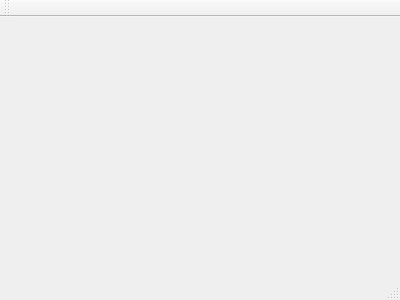
Old version of the form VLNvika3/mainwindow.ui in the repository Gylfian/VLN-vika-3.
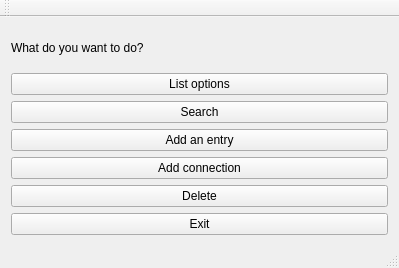
New version of the form.

```diff
--- a/VLNvika3/mainwindow.ui
+++ b/VLNvika3/mainwindow.ui
@@ -1,24 +1,95 @@
 <ui version="4.0">
  <class>MainWindow</class>
- <widget class="QMainWindow" name="MainWindow" >
-  <property name="geometry" >
+ <widget class="QMainWindow" name="MainWindow">
+  <property name="geometry">
    <rect>
     <x>0</x>
     <y>0</y>
-    <width>400</width>
-    <height>300</height>
+    <width>399</width>
+    <height>268</height>
    </rect>
   </property>
   <property name="windowTitle" >
    <string>MainWindow</string>
   </property>
-  <widget class="QMenuBar" name="menuBar" />
-  <widget class="QToolBar" name="mainToolBar" />
-  <widget class="QWidget" name="centralWidget" />
-  <widget class="QStatusBar" name="statusBar" />
+  <widget class="QWidget" name="centralWidget">
+   <layout class="QVBoxLayout" name="verticalLayout_2">
+    <item>
+     <layout class="QVBoxLayout" name="verticalLayout">
+      <item>
+       <widget class="QLabel" name="label">
+        <property name="text">
+         <string>What do you want to do?</string>
+        </property>
+       </widget>
+      </item>
+      <item>
+       <widget class="QPushButton" name="pushButtonListOptions">
+        <property name="text">
+         <string>List options</string>
+        </property>
+       </widget>
+      </item>
+      <item>
+       <widget class="QPushButton" name="pushButtonSearch">
+        <property name="text">
+         <string>Search</string>
+        </property>
+       </widget>
+      </item>
+      <item>
+       <widget class="QPushButton" name="pushButtonAddEntry">
+        <property name="text">
+         <string>Add an entry</string>
+        </property>
+       </widget>
+      </item>
+      <item>
+       <widget class="QPushButton" name="pushButtonAddConnection">
+        <property name="text">
+         <string>Add connection</string>
+        </property>
+       </widget>
+      </item>
+      <item>
+       <widget class="QPushButton" name="pushButtonDelete">
+        <property name="text">
+         <string>Delete</string>
+        </property>
+       </widget>
+      </item>
+      <item>
+       <widget class="QPushButton" name="pushButtonExit">
+        <property name="text">
+         <string>Exit</string>
+        </property>
+       </widget>
+      </item>
+     </layout>
+    </item>
+   </layout>
+  </widget>
+  <widget class="QMenuBar" name="menuBar">
+   <property name="geometry">
+    <rect>
+     <x>0</x>
+     <y>0</y>
+     <width>399</width>
+     <height>21</height>
+    </rect>
+   </property>
+  </widget>
+  <widget class="QToolBar" name="mainToolBar">
+   <attribute name="toolBarArea">
+    <enum>TopToolBarArea</enum>
+   </attribute>
+   <attribute name="toolBarBreak">
+    <bool>false</bool>
+   </attribute>
+  </widget>
+  <widget class="QStatusBar" name="statusBar"/>
  </widget>
- <layoutDefault spacing="6" margin="11" />
- <pixmapfunction></pixmapfunction>
+ <layoutdefault spacing="6" margin="11"/>
  <resources/>
  <connections/>
 </ui>
```
Left out of the diff: 22 changed lines with no effect on the pictures.
